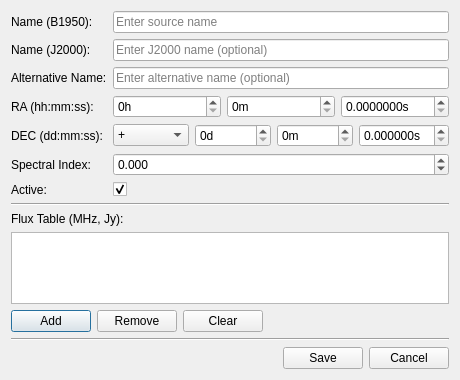
Above: pastrocore/gui_pyside/dialog_edtior_source.ui from Torward1024/pAstroCORE before the change. Below: the same form after it.
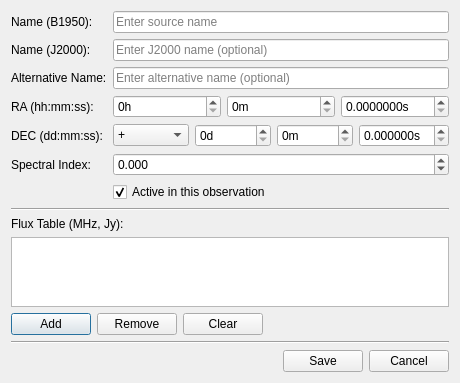
That is the form after the change. Icons and pictures are not drawn.

Commit message: 21.09.2026 -- U1, part 4: the editors, and the column that hid its own heading.

```diff
--- a/pastrocore/gui_pyside/dialog_edtior_source.ui
+++ b/pastrocore/gui_pyside/dialog_edtior_source.ui
@@ -217,15 +217,11 @@
        </property>
       </widget>
      </item>
-     <item row="6" column="0">
-      <widget class="QLabel" name="labelIsActive">
-       <property name="text">
-        <string>Active:</string>
-       </property>
-      </widget>
-     </item>
      <item row="6" column="1">
       <widget class="QCheckBox" name="isActiveCheckBox">
+       <property name="text">
+        <string>Active in this observation</string>
+       </property>
        <property name="checked">
         <bool>true</bool>
        </property>
```
Left out of the diff: 3 changed lines with no effect on the pictures. The commit also changes 32 other files.
